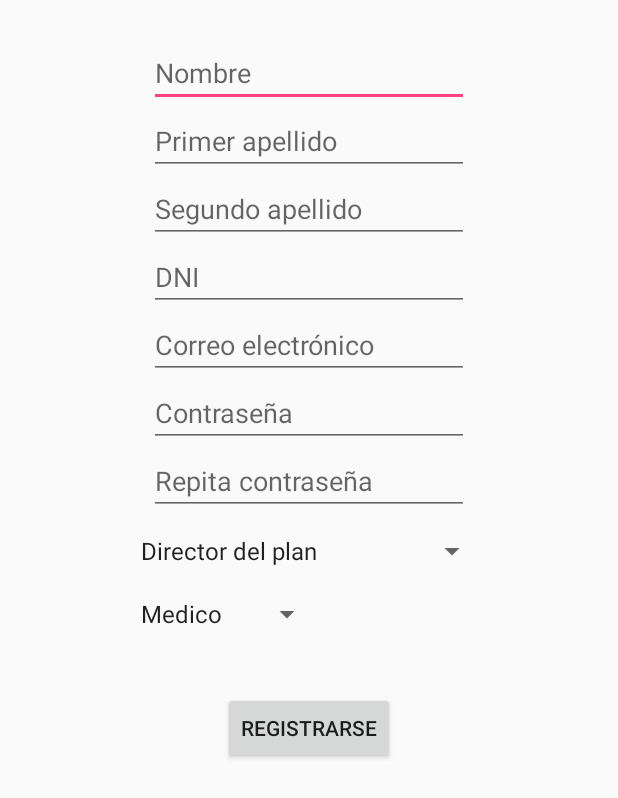
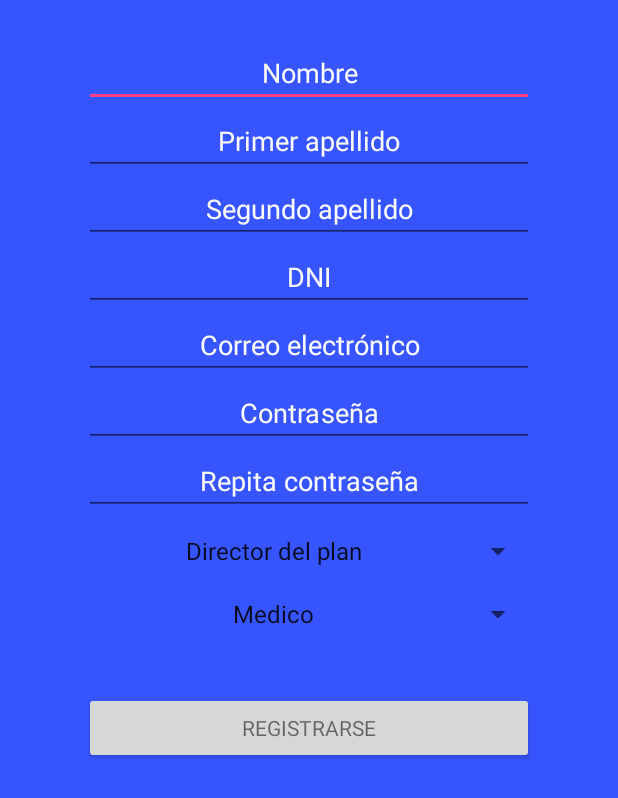
Before and after one commit to nikola43/Auxilium, an Android app: the screen it shows after launch (SignUpNewUserActivity), after a tap on "¿No tienes cuenta? Regístrate", on a phone screen of 412 x 824 dp. Shown: the top 798 px of the screen. Run offline under Robolectric (Android 15) with nearby library versions, the phone set to English and light mode, and no system bars; our stand-ins replace Firebase (no records; nobody signed in at launch, a user with empty details on screens opened directly).

Commit message:
Mejorando layout de login

```diff
--- a/app/src/main/java/com/pinillos/auxilium/activity/MainActivity.java
+++ b/app/src/main/java/com/pinillos/auxilium/activity/MainActivity.java
@@ -199,10 +199,9 @@ public class MainActivity extends AppCompatActivity
 
         //noinspection SimplifiableIfStatement
         if (id == R.id.action_settings) {
-            //firebaseAuth.signOut();
+            firebaseAuth.signOut();
             Intent intent = new Intent(this, LoginActivity.class);
             startActivity(intent);
-            //MessageUtil.toastMessage(this, "Funcionalidad en pruebas");
         }
 
         return super.onOptionsItemSelected(item);
--- a/app/src/main/res/layout/activity_sing_up_new_user.xml
+++ b/app/src/main/res/layout/activity_sing_up_new_user.xml
@@ -4,7 +4,8 @@
     xmlns:tools="http://schemas.android.com/tools"
     android:layout_width="match_parent"
     android:layout_height="match_parent"
-    tools:context="com.pinillos.auxilium.Others.SignUpNewUserActivity">
+    tools:context="com.pinillos.auxilium.Others.SignUpNewUserActivity"
+    android:background="@color/colorPrimaryDark">
 
     <ScrollView
         android:layout_width="match_parent"
@@ -18,18 +19,21 @@
 
         <EditText
             android:id="@+id/last_name1_editText"
-                android:layout_width="wrap_content"
+            android:layout_width="300dp"
             android:layout_height="wrap_content"
             android:layout_alignLeft="@+id/dni_editText"
             android:layout_alignStart="@+id/dni_editText"
             android:layout_below="@+id/first_name_editText"
             android:ems="10"
             android:hint="Primer apellido"
-                android:inputType="textPersonName" />
+            android:inputType="textPersonName"
+            android:textColor="@color/white"
+            android:textColorHint="@color/white"
+            android:textAlignment="center"/>
 
         <EditText
             android:id="@+id/first_name_editText"
-            android:layout_width="wrap_content"
+            android:layout_width="300dp"
             android:layout_height="wrap_content"
             android:layout_alignLeft="@+id/last_name1_editText"
             android:layout_alignParentTop="true"
@@ -37,91 +41,113 @@
             android:layout_marginTop="26dp"
             android:ems="10"
             android:hint="Nombre"
-            android:inputType="textPersonName" />
+            android:inputType="textPersonName"
+            android:textColor="@color/white"
+            android:textColorHint="@color/white"
+            android:textAlignment="center"/>
 
         <EditText
             android:id="@+id/email_editText"
-            android:layout_width="wrap_content"
+            android:layout_width="300dp"
             android:layout_height="wrap_content"
             android:layout_alignLeft="@+id/dni_editText"
             android:layout_alignStart="@+id/dni_editText"
             android:layout_below="@+id/dni_editText"
             android:ems="10"
             android:hint="Correo electrónico"
-            android:inputType="textEmailAddress" />
+            android:inputType="textEmailAddress"
+            android:textColor="@color/white"
+            android:textColorHint="@color/white"
+            android:textAlignment="center"/>
 
         <EditText
             android:id="@+id/dni_editText"
-            android:layout_width="wrap_content"
+            android:layout_width="300dp"
             android:layout_height="wrap_content"
             android:layout_alignLeft="@+id/password2_editText"
             android:layout_alignStart="@+id/password2_editText"
             android:layout_below="@+id/last_name2_editText"
             android:ems="10"
             android:hint="DNI"
-            android:inputType="textPersonName" />
+            android:inputType="textPersonName"
+            android:textColor="@color/white"
+            android:textColorHint="@color/white"
+            android:textAlignment="center"/>
 
         <EditText
             android:id="@+id/last_name2_editText"
-            android:layout_width="wrap_content"
+            android:layout_width="300dp"
             android:layout_height="wrap_content"
             android:layout_alignLeft="@+id/last_name1_editText"
             android:layout_alignStart="@+id/last_name1_editText"
             android:layout_below="@+id/last_name1_editText"
             android:ems="10"
             android:hint="Segundo apellido"
-            android:inputType="textPersonName" />
+            android:inputType="textPersonName"
+            android:textColor="@color/white"
+            android:textColorHint="@color/white"
+            android:textAlignment="center"/>
 
-        <Spinner
-            android:id="@+id/spinnerGroup"
-            android:layout_width="wrap_content"
-            android:layout_height="wrap_content"
-            android:layout_below="@+id/password2_editText"
-            android:layout_centerHorizontal="true"
-            android:layout_marginTop="12dp" />
+
 
         <EditText
             android:id="@+id/password1_editText"
-            android:layout_width="wrap_content"
+            android:layout_width="300dp"
             android:layout_height="wrap_content"
             android:layout_alignLeft="@+id/email_editText"
             android:layout_alignStart="@+id/email_editText"
             android:layout_below="@+id/email_editText"
             android:ems="10"
             android:hint="Contraseña"
-            android:inputType="textPassword" />
+            android:inputType="textPassword"
+            android:textColor="@color/white"
+            android:textColorHint="@color/white"
+            android:textAlignment="center"/>
 
         <EditText
             android:id="@+id/password2_editText"
-            android:layout_width="wrap_content"
+            android:layout_width="300dp"
             android:layout_height="wrap_content"
             android:layout_below="@+id/password1_editText"
             android:layout_centerHorizontal="true"
             android:ems="10"
             android:hint="Repita contraseña"
-            android:inputType="textPassword" />
+            android:inputType="textPassword"
+            android:textColor="@color/white"
+            android:textColorHint="@color/white"
+            android:textAlignment="center"/>
 
         <Button
             android:id="@+id/signUp_button"
-            android:layout_width="wrap_content"
+            android:layout_width="300dp"
             android:layout_height="wrap_content"
             android:layout_below="@+id/spinnerCategory"
             android:layout_centerHorizontal="true"
             android:layout_marginTop="40dp"
             android:onClick="singUpNewUser"
-            android:text="Registrarse" />
+            android:text="Registrarse"
+            style="?android:textAppearanceSmall"/>
+
+        <Spinner
+            android:id="@+id/spinnerGroup"
+            android:layout_width="300dp"
+            android:layout_height="wrap_content"
+            android:layout_below="@+id/password2_editText"
+            android:layout_centerHorizontal="true"
+            android:layout_marginTop="12dp"
+            android:textColor="@color/white"
+            android:textAlignment="center"/>
 
         <Spinner
             android:id="@+id/spinnerCategory"
-            android:layout_width="wrap_content"
+            android:layout_width="300dp"
             android:layout_height="wrap_content"
             android:layout_alignLeft="@+id/spinnerGroup"
             android:layout_alignStart="@+id/spinnerGroup"
             android:layout_below="@+id/spinnerGroup"
-            android:layout_marginTop="18dp" />
+            android:layout_marginTop="18dp"
+            android:textColor="@color/white"
+            android:textAlignment="center"/>
         </RelativeLayout>
-
     </ScrollView>
-
-
 </android.support.constraint.ConstraintLayout>
```
Also changed, not shown: app/src/main/res/layout/activity_login.xml (+43 -27 lines), app/src/main/res/layout/activity_send_password_reset_email.xml (+11 -17 lines). Lines whose indentation alone changed are shown as unchanged.
